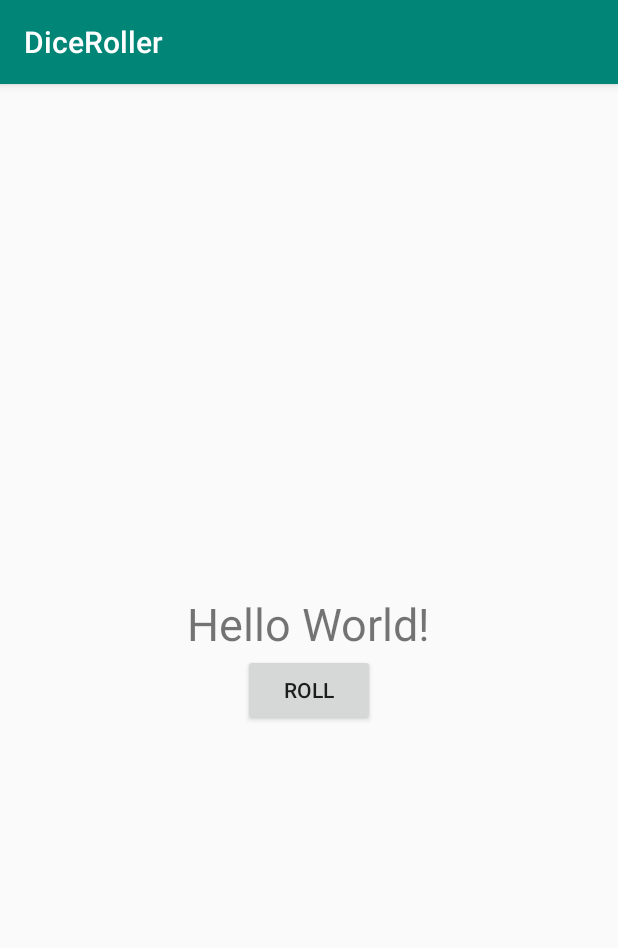
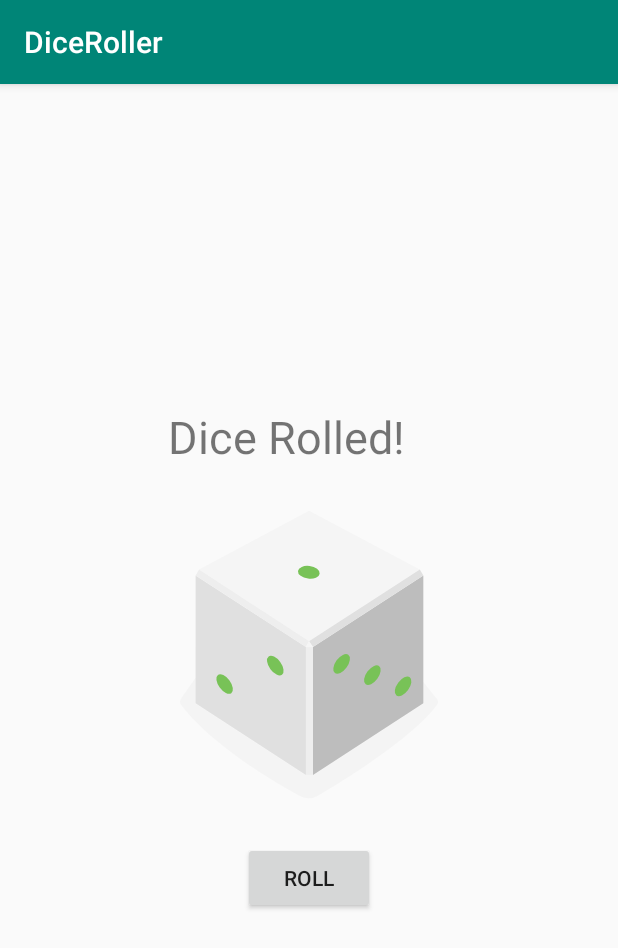
Before and after one commit to waterfail99/WPApplications, an Android app: the screen it shows after launch (MainActivity), on a phone screen of 412 x 824 dp. Shown: the top 948 px of the screen. Run offline under Robolectric (Android 15) with nearby library versions, the phone set to English and light mode, and no system bars.

Commit message:
i want to do now

```diff
--- a/app/src/main/java/com/example/wpapplications/MainActivity.kt
+++ b/app/src/main/java/com/example/wpapplications/MainActivity.kt
@@ -2,11 +2,42 @@ package com.example.wpapplications
 
 import androidx.appcompat.app.AppCompatActivity
 import android.os.Bundle
+import android.widget.Button
+import android.widget.ImageView
+import android.widget.TextView
+import android.widget.Toast
+import java.util.*
 
 class MainActivity : AppCompatActivity() {
 
     override fun onCreate(savedInstanceState: Bundle?) {
         super.onCreate(savedInstanceState)
         setContentView(R.layout.activity_main)
+
+        val rollButton: Button = findViewById(R.id.roll_button)
+         val resultText: TextView = findViewById(R.id.result_text)
+         resultText.text = "Dice Rolled!"
+        rollButton.setOnClickListener { rollDice()
+        }
     }
+
+
+
+    private fun rollDice(){
+        val diceImage: ImageView = findViewById(R.id.dice_image)
+    val randomInt = Random().nextInt(6) + 1
+        Toast.makeText(this, "button clicked",
+            Toast.LENGTH_SHORT).show()
+
+
+    }
+    val drawableResource = when (randomInt) {
+        1 -> R.drawable.dice_1
+        2 -> R.drawable.dice_2
+        3 -> R.drawable.dice_3
+        4 -> R.drawable.dice_4
+        5 -> R.drawable.dice_5
+        else -> R.drawable.dice_6
+    }
+
 }
--- /dev/null
+++ b/app/src/main/res/drawable/dice_1.xml
@@ -0,0 +1,66 @@
+<!--
+  ~ Copyright 2018, The Android Open Source Project
+  ~
+  ~ Licensed under the Apache License, Version 2.0 (the "License");
+  ~ you may not use this file except in compliance with the License.
+  ~ You may obtain a copy of the License at
+  ~
+  ~     http://www.apache.org/licenses/LICENSE-2.0
+  ~
+  ~ Unless required by applicable law or agreed to in writing, software
+  ~ distributed under the License is distributed on an "AS IS" BASIS,
+  ~ WITHOUT WARRANTIES OR CONDITIONS OF ANY KIND, either express or implied.
+  ~ See the License for the specific language governing permissions and
+  ~ limitations under the License.
+  -->
+
+<vector xmlns:android="http://schemas.android.com/apk/res/android"
+    android:width="200dp"
+    android:height="250dp"
+    android:viewportWidth="800"
+    android:viewportHeight="1000">
+    <path
+        android:fillAlpha="0.5"
+        android:fillColor="#eee"
+        android:pathData="M740.8,635.42c-68.27,90.47 -249.77,201.76 -316,240.63a50.7,50.7 0,0 1,-49.93 0.81c-64.19,-35 -234.09,-133.88 -315.65,-242a14.69,14.69 0,0 1,-0.12 -17.49c77.58,-106.29 159.67,-258.89 341.06,-258.89 182,0 242.19,139.08 340.27,258.88A14.62,14.62 0,0 1,740.8 635.42Z"
+        android:strokeAlpha="0.5" />
+    <path
+        android:fillColor="#bdbdbd"
+        android:pathData="M704.9,630l-294.29,191.06l0,-340.85l294.29,-191.06l0,340.85z" />
+    <path
+        android:fillColor="#e0e0e0"
+        android:pathData="M97.59,630l294.29,191.06l0,-340.85l-294.29,-191.06l0,340.85z" />
+    <path
+        android:fillColor="#f5f5f5"
+        android:pathData="M400.14,464.73l-293.19,-191.45l293.19,-156.31l295.39,156.31l-295.39,191.45z" />
+    <path
+        android:fillColor="#eee"
+        android:pathData="M106.95,273.28l-9.36,15.87l294.29,191.06l8.26,-15.48l-293.19,-191.45z" />
+    <path
+        android:fillColor="#e0e0e0"
+        android:pathData="M695.53,273.28l9.37,15.87l-294.29,191.06l-10.47,-15.48l295.39,-191.45z" />
+    <path
+        android:fillColor="#eee"
+        android:pathData="M391.88,480.21h18.73v340.85h-18.73z" />
+    <path
+        android:fillColor="#f5f5f5"
+        android:pathData="M400.14,464.73l-8.26,15.48l18.73,0l-10.47,-15.48z" />
+    <path
+        android:fillColor="#78c257"
+        android:pathData="M397.45,297.62a16.9,28.71 97.07,1 0,4.16 -33.54a16.9,28.71 97.07,1 0,-4.16 33.54z" />
+    <path
+        android:fillColor="#78c257"
+        android:pathData="M297.17,539.02a30.12,16.11 53.82,1 0,26.01 -19.02a30.12,16.11 53.82,1 0,-26.01 19.02z" />
+    <path
+        android:fillColor="#78c257"
+        android:pathData="M161.96,588.24a30.12,16.11 53.82,1 0,26.01 -19.02a30.12,16.11 53.82,1 0,-26.01 19.02z" />
+    <path
+        android:fillColor="#78c257"
+        android:pathData="M551.15,579.45a30.12,16.11 126.18,1 0,35.56 -48.62a30.12,16.11 126.18,1 0,-35.56 48.62z" />
+    <path
+        android:fillColor="#78c257"
+        android:pathData="M469.12,549.58a30.12,16.11 126.18,1 0,35.56 -48.62a30.12,16.11 126.18,1 0,-35.56 48.62z" />
+    <path
+        android:fillColor="#78c257"
+        android:pathData="M633.17,609.29a30.12,16.11 126.18,1 0,35.56 -48.62a30.12,16.11 126.18,1 0,-35.56 48.62z" />
+</vector>
--- /dev/null
+++ b/app/src/main/res/drawable/dice_2.xml
@@ -0,0 +1,66 @@
+<!--
+  ~ Copyright 2018, The Android Open Source Project
+  ~
+  ~ Licensed under the Apache License, Version 2.0 (the "License");
+  ~ you may not use this file except in compliance with the License.
+  ~ You may obtain a copy of the License at
+  ~
+  ~     http://www.apache.org/licenses/LICENSE-2.0
+  ~
+  ~ Unless required by applicable law or agreed to in writing, software
+  ~ distributed under the License is distributed on an "AS IS" BASIS,
+  ~ WITHOUT WARRANTIES OR CONDITIONS OF ANY KIND, either express or implied.
+  ~ See the License for the specific language governing permissions and
+  ~ limitations under the License.
+  -->
+
+<vector xmlns:android="http://schemas.android.com/apk/res/android"
+    android:width="200dp"
+    android:height="250dp"
+    android:viewportWidth="800"
+    android:viewportHeight="1000">
+    <path
+        android:fillAlpha="0.5"
+        android:fillColor="#eee"
+        android:pathData="M740.8,635.42c-68.27,90.47 -249.77,201.76 -316,240.63a50.7,50.7 0,0 1,-49.93 0.81c-64.19,-35 -234.09,-133.88 -315.65,-242a14.69,14.69 0,0 1,-0.12 -17.49c77.58,-106.29 159.67,-258.89 341.06,-258.89 182,0 242.19,139.08 340.27,258.88A14.62,14.62 0,0 1,740.8 635.42Z"
+        android:strokeAlpha="0.5" />
+    <path
+        android:fillColor="#bdbdbd"
+        android:pathData="M704.9,630l-294.29,191.06l0,-340.85l294.29,-191.06l0,340.85z" />
+    <path
+        android:fillColor="#e0e0e0"
+        android:pathData="M97.59,630l294.29,191.06l0,-340.85l-294.29,-191.06l0,340.85z" />
+    <path
+        android:fillColor="#f5f5f5"
+        android:pathData="M400.14,464.73l-293.19,-191.45l293.19,-156.31l295.39,156.31l-295.39,191.45z" />
+    <path
+        android:fillColor="#eee"
+        android:pathData="M106.95,273.28l-9.36,15.87l294.29,191.06l8.26,-15.48l-293.19,-191.45z" />
+    <path
+        android:fillColor="#e0e0e0"
+        android:pathData="M695.53,273.28l9.37,15.87l-294.29,191.06l-10.47,-15.48l295.39,-191.45z" />
+    <path
+        android:fillColor="#eee"
+        android:pathData="M391.88,480.21h18.73v340.85h-18.73z" />
+    <path
+        android:fillColor="#f5f5f5"
+        android:pathData="M400.14,464.73l-8.26,15.48l18.73,0l-10.47,-15.48z" />
+    <path
+        android:fillColor="#78c257"
+        android:pathData="M520.85,303.25a16.9,28.71 97.07,1 0,4.16 -33.54a16.9,28.71 97.07,1 0,-4.16 33.54z" />
+    <path
+        android:fillColor="#78c257"
+        android:pathData="M273.33,291.99a16.9,28.71 97.07,1 0,4.16 -33.54a16.9,28.71 97.07,1 0,-4.16 33.54z" />
+    <path
+        android:fillColor="#78c257"
+        android:pathData="M229.56,563.64a30.12,16.11 53.82,1 0,26.01 -19.02a30.12,16.11 53.82,1 0,-26.01 19.02z" />
+    <path
+        android:fillColor="#78c257"
+        android:pathData="M311.58,533.77a30.12,16.11 53.82,1 0,26.01 -19.02a30.12,16.11 53.82,1 0,-26.01 19.02z" />
+    <path
+        android:fillColor="#78c257"
+        android:pathData="M147.54,593.49a30.12,16.11 53.82,1 0,26.01 -19.02a30.12,16.11 53.82,1 0,-26.01 19.02z" />
+    <path
+        android:fillColor="#78c257"
+        android:pathData="M551.15,579.45a30.12,16.11 126.18,1 0,35.56 -48.62a30.12,16.11 126.18,1 0,-35.56 48.62z" />
+</vector>
--- /dev/null
+++ b/app/src/main/res/drawable/dice_3.xml
@@ -0,0 +1,66 @@
+<!--
+  ~ Copyright 2018, The Android Open Source Project
+  ~
+  ~ Licensed under the Apache License, Version 2.0 (the "License");
+  ~ you may not use this file except in compliance with the License.
+  ~ You may obtain a copy of the License at
+  ~
+  ~     http://www.apache.org/licenses/LICENSE-2.0
+  ~
+  ~ Unless required by applicable law or agreed to in writing, software
+  ~ distributed under the License is distributed on an "AS IS" BASIS,
+  ~ WITHOUT WARRANTIES OR CONDITIONS OF ANY KIND, either express or implied.
+  ~ See the License for the specific language governing permissions and
+  ~ limitations under the License.
+  -->
+
+<vector xmlns:android="http://schemas.android.com/apk/res/android"
+    android:width="200dp"
+    android:height="250dp"
+    android:viewportWidth="800"
+    android:viewportHeight="1000">
+    <path
+        android:fillAlpha="0.5"
+        android:fillColor="#eee"
+        android:pathData="M740.8,635.42c-68.27,90.47 -249.77,201.76 -316,240.63a50.7,50.7 0,0 1,-49.93 0.81c-64.19,-35 -234.09,-133.88 -315.65,-242a14.69,14.69 0,0 1,-0.12 -17.49c77.58,-106.29 159.67,-258.89 341.06,-258.89 182,0 242.19,139.08 340.27,258.88A14.62,14.62 0,0 1,740.8 635.42Z"
+        android:strokeAlpha="0.5" />
+    <path
+        android:fillColor="#bdbdbd"
+        android:pathData="M704.9,630l-294.29,191.06l0,-340.85l294.29,-191.06l0,340.85z" />
+    <path
+        android:fillColor="#e0e0e0"
+        android:pathData="M97.59,630l294.29,191.06l0,-340.85l-294.29,-191.06l0,340.85z" />
+    <path
+        android:fillColor="#f5f5f5"
+        android:pathData="M400.14,464.73l-293.19,-191.45l293.19,-156.31l295.39,156.31l-295.39,191.45z" />
+    <path
+        android:fillColor="#eee"
+        android:pathData="M106.95,273.28l-9.36,15.87l294.29,191.06l8.26,-15.48l-293.19,-191.45z" />
+    <path
+        android:fillColor="#e0e0e0"
+        android:pathData="M695.53,273.28l9.37,15.87l-294.29,191.06l-10.47,-15.48l295.39,-191.45z" />
+    <path
+        android:fillColor="#eee"
+        android:pathData="M391.88,480.21h18.73v340.85h-18.73z" />
+    <path
+        android:fillColor="#f5f5f5"
+        android:pathData="M400.14,464.73l-8.26,15.48l18.73,0l-10.47,-15.48z" />
+    <path
+        android:fillColor="#78c257"
+        android:pathData="M398.11,297.62a16.9,28.71 97.07,1 0,4.16 -33.54a16.9,28.71 97.07,1 0,-4.16 33.54z" />
+    <path
+        android:fillColor="#78c257"
+        android:pathData="M548.27,304.46a16.9,28.71 97.07,1 0,4.16 -33.54a16.9,28.71 97.07,1 0,-4.16 33.54z" />
+    <path
+        android:fillColor="#78c257"
+        android:pathData="M247.95,290.79a16.9,28.71 97.07,1 0,4.16 -33.54a16.9,28.71 97.07,1 0,-4.16 33.54z" />
+    <path
+        android:fillColor="#78c257"
+        android:pathData="M229.56,563.64a30.12,16.11 53.82,1 0,26.01 -19.02a30.12,16.11 53.82,1 0,-26.01 19.02z" />
+    <path
+        android:fillColor="#78c257"
+        android:pathData="M483.54,554.83a30.12,16.11 126.18,1 0,35.56 -48.62a30.12,16.11 126.18,1 0,-35.56 48.62z" />
+    <path
+        android:fillColor="#78c257"
+        android:pathData="M618.75,604.04a30.12,16.11 126.18,1 0,35.56 -48.62a30.12,16.11 126.18,1 0,-35.56 48.62z" />
+</vector>
--- /dev/null
+++ b/app/src/main/res/drawable/dice_4.xml
@@ -0,0 +1,69 @@
+<!--
+  ~ Copyright 2018, The Android Open Source Project
+  ~
+  ~ Licensed under the Apache License, Version 2.0 (the "License");
+  ~ you may not use this file except in compliance with the License.
+  ~ You may obtain a copy of the License at
+  ~
+  ~     http://www.apache.org/licenses/LICENSE-2.0
+  ~
+  ~ Unless required by applicable law or agreed to in writing, software
+  ~ distributed under the License is distributed on an "AS IS" BASIS,
+  ~ WITHOUT WARRANTIES OR CONDITIONS OF ANY KIND, either express or implied.
+  ~ See the License for the specific language governing permissions and
+  ~ limitations under the License.
+  -->
+
+<vector xmlns:android="http://schemas.android.com/apk/res/android"
+    android:width="200dp"
+    android:height="250dp"
+    android:viewportWidth="800"
+    android:viewportHeight="1000">
+    <path
+        android:fillAlpha="0.5"
+        android:fillColor="#eee"
+        android:pathData="M740.8,635.42c-68.27,90.47 -249.77,201.76 -316,240.63a50.7,50.7 0,0 1,-49.93 0.81c-64.19,-35 -234.09,-133.88 -315.65,-242a14.69,14.69 0,0 1,-0.12 -17.49c77.58,-106.29 159.67,-258.89 341.06,-258.89 182,0 242.19,139.08 340.27,258.88A14.62,14.62 0,0 1,740.8 635.42Z"
+        android:strokeAlpha="0.5" />
+    <path
+        android:fillColor="#bdbdbd"
+        android:pathData="M704.9,630l-294.29,191.06l0,-340.85l294.29,-191.06l0,340.85z" />
+    <path
+        android:fillColor="#e0e0e0"
+        android:pathData="M97.59,630l294.29,191.06l0,-340.85l-294.29,-191.06l0,340.85z" />
+    <path
+        android:fillColor="#f5f5f5"
+        android:pathData="M400.14,464.73l-293.19,-191.45l293.19,-156.31l295.39,156.31l-295.39,191.45z" />
+    <path
+        android:fillColor="#eee"
+        android:pathData="M106.95,273.28l-9.36,15.87l294.29,191.06l8.26,-15.48l-293.19,-191.45z" />
+    <path
+        android:fillColor="#e0e0e0"
+        android:pathData="M695.53,273.28l9.37,15.87l-294.29,191.06l-10.47,-15.48l295.39,-191.45z" />
+    <path
+        android:fillColor="#eee"
+        android:pathData="M391.88,480.21h18.73v340.85h-18.73z" />
+    <path
+        android:fillColor="#f5f5f5"
+        android:pathData="M400.14,464.73l-8.26,15.48l18.73,0l-10.47,-15.48z" />
+    <path
+        android:fillColor="#78c257"
+        android:pathData="M530.08,303.65a16.9,28.71 97.07,1 0,4.16 -33.54a16.9,28.71 97.07,1 0,-4.16 33.54z" />
+    <path
+        android:fillColor="#78c257"
+        android:pathData="M389.68,218.17a16.9,28.71 97.07,1 0,4.16 -33.54a16.9,28.71 97.07,1 0,-4.16 33.54z" />
+    <path
+        android:fillColor="#78c257"
+        android:pathData="M405.35,377.09a16.9,28.71 97.07,1 0,4.16 -33.54a16.9,28.71 97.07,1 0,-4.16 33.54z" />
+    <path
+        android:fillColor="#78c257"
+        android:pathData="M264.95,291.6a16.9,28.71 97.07,1 0,4.16 -33.54a16.9,28.71 97.07,1 0,-4.16 33.54z" />
+    <path
+        android:fillColor="#78c257"
+        android:pathData="M297.17,541.59a30.12,16.11 53.82,1 0,26.01 -19.02a30.12,16.11 53.82,1 0,-26.01 19.02z" />
+    <path
+        android:fillColor="#78c257"
+        android:pathData="M161.96,590.81a30.12,16.11 53.82,1 0,26.01 -19.02a30.12,16.11 53.82,1 0,-26.01 19.02z" />
+    <path
+        android:fillColor="#78c257"
+        android:pathData="M551.15,579.45a30.12,16.11 126.18,1 0,35.56 -48.62a30.12,16.11 126.18,1 0,-35.56 48.62z" />
+</vector>
--- /dev/null
+++ b/app/src/main/res/drawable/dice_5.xml
@@ -0,0 +1,75 @@
+<!--
+  ~ Copyright 2018, The Android Open Source Project
+  ~
+  ~ Licensed under the Apache License, Version 2.0 (the "License");
+  ~ you may not use this file except in compliance with the License.
+  ~ You may obtain a copy of the License at
+  ~
+  ~     http://www.apache.org/licenses/LICENSE-2.0
+  ~
+  ~ Unless required by applicable law or agreed to in writing, software
+  ~ distributed under the License is distributed on an "AS IS" BASIS,
+  ~ WITHOUT WARRANTIES OR CONDITIONS OF ANY KIND, either express or implied.
+  ~ See the License for the specific language governing permissions and
+  ~ limitations under the License.
+  -->
+
+<vector xmlns:android="http://schemas.android.com/apk/res/android"
+    android:width="200dp"
+    android:height="250dp"
+    android:viewportWidth="800"
+    android:viewportHeight="1000">
+    <path
+        android:fillAlpha="0.5"
+        android:fillColor="#eee"
+        android:pathData="M740.8,635.42c-68.27,90.47 -249.77,201.76 -316,240.63a50.7,50.7 0,0 1,-49.93 0.81c-64.19,-35 -234.09,-133.88 -315.65,-242a14.69,14.69 0,0 1,-0.12 -17.49c77.58,-106.29 159.67,-258.89 341.06,-258.89 182,0 242.19,139.08 340.27,258.88A14.62,14.62 0,0 1,740.8 635.42Z"
+        android:strokeAlpha="0.5" />
+    <path
+        android:fillColor="#bdbdbd"
+        android:pathData="M704.9,630l-294.29,191.06l0,-340.85l294.29,-191.06l0,340.85z" />
+    <path
+        android:fillColor="#e0e0e0"
+        android:pathData="M97.59,630l294.29,191.06l0,-340.85l-294.29,-191.06l0,340.85z" />
+    <path
+        android:fillColor="#f5f5f5"
+        android:pathData="M400.14,464.73l-293.19,-191.45l293.19,-156.31l295.39,156.31l-295.39,191.45z" />
+    <path
+        android:fillColor="#eee"
+        android:pathData="M106.95,273.28l-9.36,15.87l294.29,191.06l8.26,-15.48l-293.19,-191.45z" />
+    <path
+        android:fillColor="#e0e0e0"
+        android:pathData="M695.53,273.28l9.37,15.87l-294.29,191.06l-10.47,-15.48l295.39,-191.45z" />
+    <path
+        android:fillColor="#eee"
+        android:pathData="M391.88,480.21h18.73v340.85h-18.73z" />
+    <path
+        android:fillColor="#f5f5f5"
+        android:pathData="M400.14,464.73l-8.26,15.48l18.73,0l-10.47,-15.48z" />
+    <path
+        android:fillColor="#78c257"
+        android:pathData="M397.05,297.63a16.9,28.71 97.07,1 0,4.16 -33.54a16.9,28.71 97.07,1 0,-4.16 33.54z" />
+    <path
+        android:fillColor="#78c257"
+        android:pathData="M547.21,304.45a16.9,28.71 97.07,1 0,4.16 -33.54a16.9,28.71 97.07,1 0,-4.16 33.54z" />
+    <path
+        android:fillColor="#78c257"
+        android:pathData="M388.17,207.62a16.9,28.71 97.07,1 0,4.16 -33.54a16.9,28.71 97.07,1 0,-4.16 33.54z" />
+    <path
+        android:fillColor="#78c257"
+        android:pathData="M405.93,387.62a16.9,28.71 97.07,1 0,4.16 -33.54a16.9,28.71 97.07,1 0,-4.16 33.54z" />
+    <path
+        android:fillColor="#78c257"
+        android:pathData="M246.89,290.79a16.9,28.71 97.07,1 0,4.16 -33.54a16.9,28.71 97.07,1 0,-4.16 33.54z" />
+    <path
+        android:fillColor="#78c257"
+        android:pathData="M229.56,563.64a30.12,16.11 53.82,1 0,26.01 -19.02a30.12,16.11 53.82,1 0,-26.01 19.02z" />
+    <path
+        android:fillColor="#78c257"
+        android:pathData="M551.15,579.45a30.12,16.11 126.18,1 0,35.56 -48.62a30.12,16.11 126.18,1 0,-35.56 48.62z" />
+    <path
+        android:fillColor="#78c257"
+        android:pathData="M469.12,549.58a30.12,16.11 126.18,1 0,35.56 -48.62a30.12,16.11 126.18,1 0,-35.56 48.62z" />
+    <path
+        android:fillColor="#78c257"
+        android:pathData="M633.17,609.29a30.12,16.11 126.18,1 0,35.56 -48.62a30.12,16.11 126.18,1 0,-35.56 48.62z" />
+</vector>
--- /dev/null
+++ b/app/src/main/res/drawable/dice_6.xml
@@ -0,0 +1,81 @@
+<!--
+  ~ Copyright 2018, The Android Open Source Project
+  ~
+  ~ Licensed under the Apache License, Version 2.0 (the "License");
+  ~ you may not use this file except in compliance with the License.
+  ~ You may obtain a copy of the License at
+  ~
+  ~     http://www.apache.org/licenses/LICENSE-2.0
+  ~
+  ~ Unless required by applicable law or agreed to in writing, software
+  ~ distributed under the License is distributed on an "AS IS" BASIS,
+  ~ WITHOUT WARRANTIES OR CONDITIONS OF ANY KIND, either express or implied.
+  ~ See the License for the specific language governing permissions and
+  ~ limitations under the License.
+  -->
+
+<vector xmlns:android="http://schemas.android.com/apk/res/android"
+    android:width="200dp"
+    android:height="250dp"
+    android:viewportWidth="800"
+    android:viewportHeight="1000">
+    <path
+        android:fillAlpha="0.5"
+        android:fillColor="#eee"
+        android:pathData="M740.8,635.42c-68.27,90.47 -249.77,201.76 -316,240.63a50.7,50.7 0,0 1,-49.93 0.81c-64.19,-35 -234.09,-133.88 -315.65,-242a14.69,14.69 0,0 1,-0.12 -17.49c77.58,-106.29 159.67,-258.89 341.06,-258.89 182,0 242.19,139.08 340.27,258.88A14.62,14.62 0,0 1,740.8 635.42Z"
+        android:strokeAlpha="0.5" />
+    <path
+        android:fillColor="#bdbdbd"
+        android:pathData="M704.9,630l-294.29,191.06l0,-340.85l294.29,-191.06l0,340.85z" />
+    <path
+        android:fillColor="#e0e0e0"
+        android:pathData="M97.59,630l294.29,191.06l0,-340.85l-294.29,-191.06l0,340.85z" />
+    <path
+        android:fillColor="#f5f5f5"
+        android:pathData="M400.14,464.73l-293.19,-191.45l293.19,-156.31l295.39,156.31l-295.39,191.45z" />
+    <path
+        android:fillColor="#eee"
+        android:pathData="M106.95,273.28l-9.36,15.87l294.29,191.06l8.26,-15.48l-293.19,-191.45z" />
+    <path
+        android:fillColor="#e0e0e0"
+        android:pathData="M695.53,273.28l9.37,15.87l-294.29,191.06l-10.47,-15.48l295.39,-191.45z" />
+    <path
+        android:fillColor="#eee"
+        android:pathData="M391.88,480.21h18.73v340.85h-18.73z" />
+    <path
+        android:fillColor="#f5f5f5"
+        android:pathData="M400.14,464.73l-8.26,15.48l18.73,0l-10.47,-15.48z" />
+    <path
+        android:fillColor="#78c257"
+        android:pathData="M326.53,254.89a16.9,28.71 97.07,1 0,4.16 -33.54a16.9,28.71 97.07,1 0,-4.16 33.54z" />
+    <path
+        android:fillColor="#78c257"
+        android:pathData="M537.57,298.78a16.9,28.71 97.07,1 0,4.16 -33.54a16.9,28.71 97.07,1 0,-4.16 33.54z" />
+    <path
+        android:fillColor="#78c257"
+        android:pathData="M397.17,213.3a16.9,28.71 97.07,1 0,4.16 -33.54a16.9,28.71 97.07,1 0,-4.16 33.54z" />
+    <path
+        android:fillColor="#78c257"
+        android:pathData="M396.31,381.95a16.9,28.71 97.07,1 0,4.16 -33.54a16.9,28.71 97.07,1 0,-4.16 33.54z" />
+    <path
+        android:fillColor="#78c257"
+        android:pathData="M255.91,296.47a16.9,28.71 97.07,1 0,4.16 -33.54a16.9,28.71 97.07,1 0,-4.16 33.54z" />
+    <path
+        android:fillColor="#78c257"
+        android:pathData="M466.93,340.37a16.9,28.71 97.07,1 0,4.16 -33.54a16.9,28.71 97.07,1 0,-4.16 33.54z" />
+    <path
+        android:fillColor="#78c257"
+        android:pathData="M230,563.64a30.12,16.11 53.82,1 0,26.01 -19.02a30.12,16.11 53.82,1 0,-26.01 19.02z" />
+    <path
+        android:fillColor="#78c257"
+        android:pathData="M312.02,533.78a30.12,16.11 53.82,1 0,26.01 -19.02a30.12,16.11 53.82,1 0,-26.01 19.02z" />
+    <path
+        android:fillColor="#78c257"
+        android:pathData="M147.96,593.48a30.12,16.11 53.82,1 0,26.01 -19.02a30.12,16.11 53.82,1 0,-26.01 19.02z" />
+    <path
+        android:fillColor="#78c257"
+        android:pathData="M483.54,554.83a30.12,16.11 126.18,1 0,35.56 -48.62a30.12,16.11 126.18,1 0,-35.56 48.62z" />
+    <path
+        android:fillColor="#78c257"
+        android:pathData="M618.75,604.04a30.12,16.11 126.18,1 0,35.56 -48.62a30.12,16.11 126.18,1 0,-35.56 48.62z" />
+</vector>
--- a/app/src/main/res/layout/activity_main.xml
+++ b/app/src/main/res/layout/activity_main.xml
@@ -9,11 +9,18 @@
     tools:context=".MainActivity">
 
     <TextView
+        android:id="@+id/result_text"
+        android:layout_width="187dp"
+        android:layout_height="wrap_content"
+        android:layout_gravity="center_horizontal"
+        android:text="Hello World!"
+        android:textSize="30sp" />
+    <ImageView
+        android:id="@+id/dice_image"
         android:layout_width="wrap_content"
         android:layout_height="wrap_content"
         android:layout_gravity="center_horizontal"
-        android:textSize="30sp"
-        android:text="Hello World!" />
+        android:src="@drawable/dice_1" />
 
     <Button
         android:id="@+id/roll_button"
--- a/app/src/main/res/values/strings.xml
+++ b/app/src/main/res/values/strings.xml
@@ -1,4 +1,5 @@
 <resources>
     <string name="app_name">DiceRoller</string>
     <string name="roll_label">Roll</string>
+
 </resources>
```
